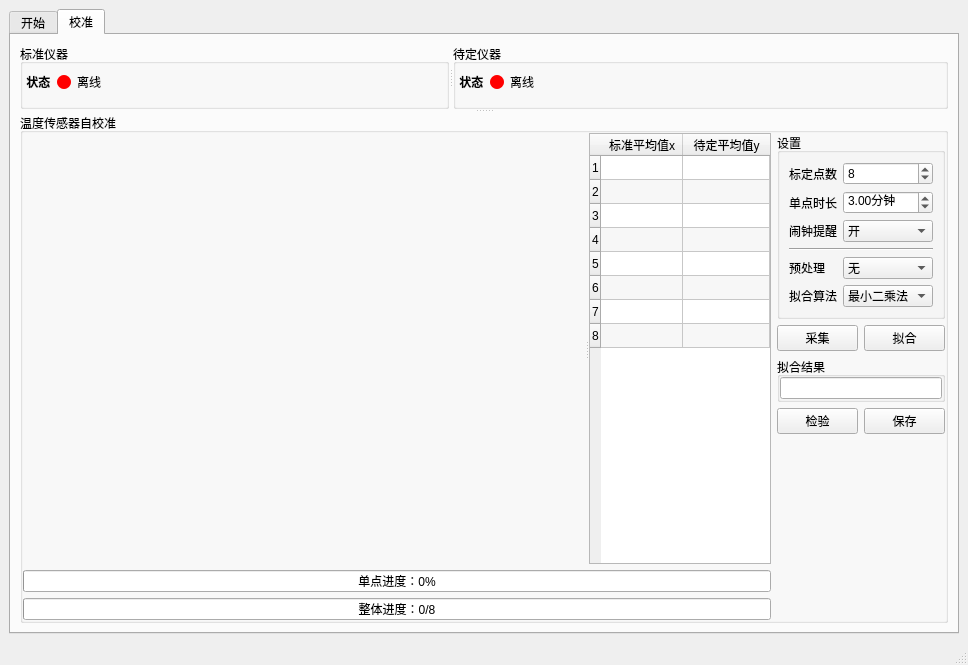
Old version of the form mainwindow.ui in the repository m-RNA/TemperatureSelfCorrectionBasedOnQtSerial.
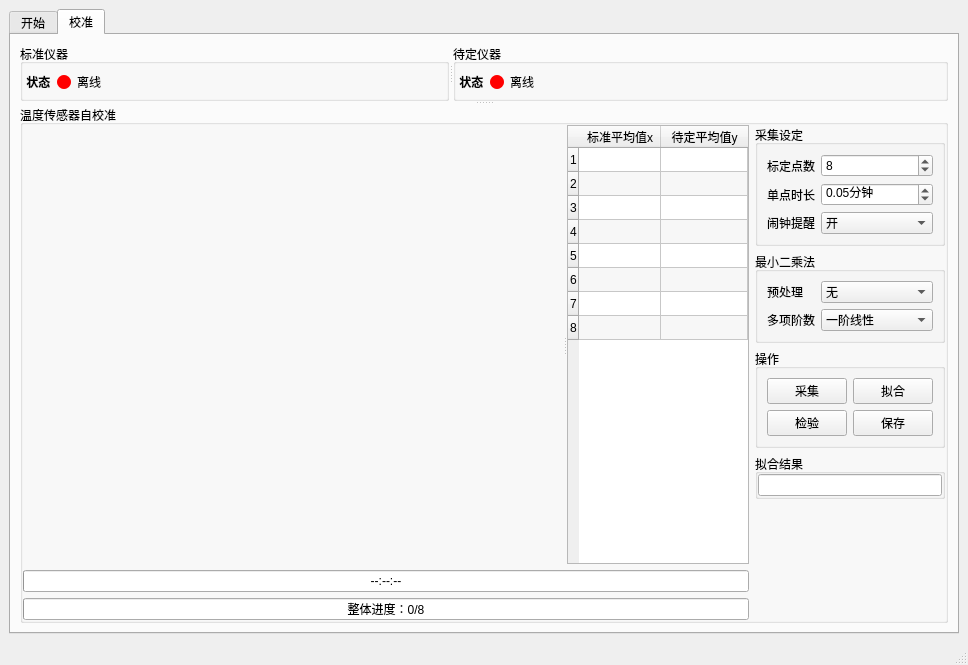
New version of the form. The open tabs and pages were chosen to show the change. Icons and pictures are not drawn. Custom widgets are drawn as their Qt base class.

Commit message: 实现部分校准界面交互，进度条与时间设定只用了一个定时器，误差很大，待优化

```diff
--- a/mainwindow.ui
+++ b/mainwindow.ui
@@ -28,7 +28,7 @@
     <item row="0" column="0">
      <widget class="QTabWidget" name="tabWidget_5">
       <property name="currentIndex">
-       <number>0</number>
+       <number>1</number>
       </property>
       <widget class="QWidget" name="tab_11">
        <attribute name="title">
@@ -156,7 +156,7 @@
               </layout>
              </item>
              <item>
-              <widget class="QCustomPlot" name="widget_4" native="true">
+              <widget class="CustomChart" name="wave_Std" native="true">
                <property name="sizePolicy">
                 <sizepolicy hsizetype="Preferred" vsizetype="MinimumExpanding">
                  <horstretch>0</horstretch>
@@ -251,7 +251,7 @@
               </layout>
              </item>
              <item>
-              <widget class="QCustomPlot" name="widget_5" native="true">
+              <widget class="CustomChart" name="wave_Dtm" native="true">
                <property name="sizePolicy">
                 <sizepolicy hsizetype="Preferred" vsizetype="MinimumExpanding">
                  <horstretch>0</horstretch>
@@ -287,7 +287,7 @@
                 <property name="orientation">
                  <enum>Qt::Horizontal</enum>
                 </property>
-                <widget class="QCustomPlot" name="widget_3" native="true"/>
+                <widget class="CustomChart" name="calibrationChart" native="true"/>
                 <widget class="QTableWidget" name="tableWidget">
                  <property name="sizePolicy">
                   <sizepolicy hsizetype="Preferred" vsizetype="Expanding">
@@ -400,7 +400,7 @@
                </widget>
               </item>
               <item>
-               <widget class="QProgressBar" name="progressBar">
+               <widget class="QProgressBar" name="pgsbSingle">
                 <property name="minimum">
                  <number>0</number>
                 </property>
@@ -413,13 +413,16 @@
                 <property name="alignment">
                  <set>Qt::AlignCenter</set>
                 </property>
+                <property name="invertedAppearance">
+                 <bool>false</bool>
+                </property>
                 <property name="format">
-                 <string>单点进度：%p%</string>
+                 <string>--:--:--</string>
                 </property>
                </widget>
               </item>
               <item>
-               <widget class="QProgressBar" name="progressBar_2">
+               <widget class="QProgressBar" name="pgsbSum">
                 <property name="maximum">
                  <number>8</number>
                 </property>
@@ -466,7 +469,7 @@
                   </sizepolicy>
                  </property>
                  <property name="title">
-                  <string>设置</string>
+                  <string>采集设定</string>
                  </property>
                  <layout class="QGridLayout" name="gridLayout_12">
                   <item row="0" column="0">
@@ -490,8 +493,8 @@
                      <property name="bottomMargin">
                       <number>0</number>
                      </property>
-                     <item row="3" column="0">
-                      <widget class="QLabel" name="label_21">
+                     <item row="2" column="0">
+                      <widget class="QLabel" name="label_17">
                        <property name="maximumSize">
                         <size>
                          <width>48</width>
@@ -499,23 +502,7 @@
                         </size>
                        </property>
                        <property name="text">
-                        <string>闹钟提醒</string>
-                       </property>
-                       <property name="alignment">
-                        <set>Qt::AlignLeading|Qt::AlignLeft|Qt::AlignVCenter</set>
-                       </property>
-                      </widget>
-                     </item>
-                     <item row="7" column="0">
-                      <widget class="QLabel" name="label_19">
-                       <property name="maximumSize">
-                        <size>
-                         <width>48</width>
-                         <height>16777215</height>
-                        </size>
-                       </property>
-                       <property name="text">
-                        <string>拟合算法</string>
+                        <string>单点时长</string>
                        </property>
                        <property name="alignment">
                         <set>Qt::AlignLeading|Qt::AlignLeft|Qt::AlignVCenter</set>
@@ -523,7 +510,7 @@
                       </widget>
                      </item>
                      <item row="2" column="1">
-                      <widget class="QDoubleSpinBox" name="doubleSpinBox">
+                      <widget class="QDoubleSpinBox" name="spbxSampleTime">
                        <property name="alignment">
                         <set>Qt::AlignLeading|Qt::AlignLeft|Qt::AlignVCenter</set>
                        </property>
@@ -533,8 +520,11 @@
                        <property name="suffix">
                         <string>分钟</string>
                        </property>
+                       <property name="decimals">
+                        <number>2</number>
+                       </property>
                        <property name="minimum">
-                        <double>0.100000000000000</double>
+                        <double>0.010000000000000</double>
                        </property>
                        <property name="maximum">
                         <double>60.000000000000000</double>
@@ -543,7 +533,42 @@
                         <double>0.100000000000000</double>
                        </property>
                        <property name="value">
-                        <double>3.000000000000000</double>
+                        <double>0.050000000000000</double>
+                       </property>
+                      </widget>
+                     </item>
+                     <item row="0" column="1">
+                      <widget class="QSpinBox" name="spbxSamplePointNum">
+                       <property name="alignment">
+                        <set>Qt::AlignLeading|Qt::AlignLeft|Qt::AlignVCenter</set>
+                       </property>
+                       <property name="suffix">
+                        <string/>
+                       </property>
+                       <property name="minimum">
+                        <number>2</number>
+                       </property>
+                       <property name="maximum">
+                        <number>50</number>
+                       </property>
+                       <property name="value">
+                        <number>8</number>
+                       </property>
+                      </widget>
+                     </item>
+                     <item row="3" column="0">
+                      <widget class="QLabel" name="label_21">
+                       <property name="maximumSize">
+                        <size>
+                         <width>48</width>
+                         <height>16777215</height>
+                        </size>
+                       </property>
+                       <property name="text">
+                        <string>闹钟提醒</string>
+                       </property>
+                       <property name="alignment">
+                        <set>Qt::AlignLeading|Qt::AlignLeft|Qt::AlignVCenter</set>
                        </property>
                       </widget>
                      </item>
@@ -563,29 +588,6 @@
                        </property>
                       </widget>
                      </item>
-                     <item row="4" column="0" colspan="2">
-                      <widget class="Line" name="line">
-                       <property name="orientation">
-                        <enum>Qt::Horizontal</enum>
-                       </property>
-                      </widget>
-                     </item>
-                     <item row="2" column="0">
-                      <widget class="QLabel" name="label_17">
-                       <property name="maximumSize">
-                        <size>
-                         <width>48</width>
-                         <height>16777215</height>
-                        </size>
-                       </property>
-                       <property name="text">
-                        <string>单点时长</string>
-                       </property>
-                       <property name="alignment">
-                        <set>Qt::AlignLeading|Qt::AlignLeft|Qt::AlignVCenter</set>
-                       </property>
-                      </widget>
-                     </item>
                      <item row="3" column="1">
                       <widget class="QComboBox" name="comboBox_7">
                        <item>
@@ -600,7 +602,19 @@
                        </item>
                       </widget>
                      </item>
-                     <item row="5" column="0">
+                    </layout>
+                   </widget>
+                  </item>
+                 </layout>
+                </widget>
+               </item>
+               <item>
+                <widget class="QGroupBox" name="groupBox">
+                 <property name="title">
+                  <string>最小二乘法</string>
+                 </property>
+                 <layout class="QGridLayout" name="gridLayout_3">
+                  <item row="0" column="0">
                       <widget class="QLabel" name="label_25">
                        <property name="maximumSize">
                         <size>
@@ -617,36 +631,6 @@
                       </widget>
                      </item>
                      <item row="0" column="1">
-                      <widget class="QSpinBox" name="spinBox_3">
-                       <property name="alignment">
-                        <set>Qt::AlignLeading|Qt::AlignLeft|Qt::AlignVCenter</set>
-                       </property>
-                       <property name="suffix">
-                        <string/>
-                       </property>
-                       <property name="minimum">
-                        <number>2</number>
-                       </property>
-                       <property name="maximum">
-                        <number>50</number>
-                       </property>
-                       <property name="value">
-                        <number>8</number>
-                       </property>
-                      </widget>
-                     </item>
-                     <item row="7" column="1">
-                      <widget class="QComboBox" name="comboBox_13">
-                       <item>
-                        <property name="text">
-                         <string>最小二乘法</string>
-                        </property>
-                       </item>
-                      </widget>
-                     </item>
-                     <item row="5" column="1">
-                      <layout class="QHBoxLayout" name="horizontalLayout_6">
-                       <item>
                         <widget class="QComboBox" name="comboBox_14">
                          <property name="sizePolicy">
                           <sizepolicy hsizetype="Preferred" vsizetype="Fixed">
@@ -666,18 +650,59 @@
                          </item>
                         </widget>
                        </item>
-                      </layout>
-                     </item>
-                    </layout>
+                  <item row="1" column="0">
+                   <widget class="QLabel" name="label_19">
+                    <property name="maximumSize">
+                     <size>
+                      <width>48</width>
+                      <height>16777215</height>
+                     </size>
+                    </property>
+                    <property name="text">
+                     <string>多项阶数</string>
+                    </property>
+                    <property name="alignment">
+                     <set>Qt::AlignLeading|Qt::AlignLeft|Qt::AlignVCenter</set>
+                    </property>
+                   </widget>
+                  </item>
+                  <item row="1" column="1">
+                   <widget class="QComboBox" name="comboBox_13">
+                    <item>
+                     <property name="text">
+                      <string>一阶线性</string>
+                     </property>
+                    </item>
+                    <item>
+                     <property name="text">
+                      <string>二阶抛物线</string>
+                     </property>
+                    </item>
+                    <item>
+                     <property name="text">
+                      <string>三阶</string>
+                     </property>
+                    </item>
+                    <item>
+                     <property name="text">
+                      <string>四阶</string>
+                     </property>
+                    </item>
                    </widget>
                   </item>
                  </layout>
                 </widget>
                </item>
                <item>
+                <widget class="QGroupBox" name="groupBox_2">
+                 <property name="title">
+                  <string>操作</string>
+                 </property>
+                 <layout class="QGridLayout" name="gridLayout_4">
+                  <item row="0" column="0">
                 <layout class="QHBoxLayout" name="horizontalLayout_23">
                  <item>
-                  <widget class="QPushButton" name="pushButton_23">
+                     <widget class="QPushButton" name="btnCollect">
                    <property name="text">
                     <string>采集</string>
                    </property>
@@ -700,35 +725,7 @@
                  </item>
                 </layout>
                </item>
-               <item>
-                <widget class="QGroupBox" name="groupBox_5">
-                 <property name="title">
-                  <string>拟合结果</string>
-                 </property>
-                 <layout class="QGridLayout" name="gridLayout_14">
-                  <property name="leftMargin">
-                   <number>0</number>
-                  </property>
-                  <property name="topMargin">
-                   <number>0</number>
-                  </property>
-                  <property name="rightMargin">
-                   <number>0</number>
-                  </property>
-                  <property name="bottomMargin">
-                   <number>0</number>
-                  </property>
-                  <item row="2" column="0">
-                   <widget class="QLineEdit" name="lineEdit_11">
-                    <property name="readOnly">
-                     <bool>true</bool>
-                    </property>
-                   </widget>
-                  </item>
-                 </layout>
-                </widget>
-               </item>
-               <item>
+                  <item row="1" column="0">
                 <layout class="QHBoxLayout" name="horizontalLayout_24">
                  <item>
                   <widget class="QPushButton" name="pushButton_25">
@@ -754,6 +751,37 @@
                  </item>
                 </layout>
                </item>
+                 </layout>
+                </widget>
+               </item>
+               <item>
+                <widget class="QGroupBox" name="groupBox_5">
+                 <property name="title">
+                  <string>拟合结果</string>
+                 </property>
+                 <layout class="QGridLayout" name="gridLayout_14">
+                  <property name="leftMargin">
+                   <number>0</number>
+                  </property>
+                  <property name="topMargin">
+                   <number>0</number>
+                  </property>
+                  <property name="rightMargin">
+                   <number>0</number>
+                  </property>
+                  <property name="bottomMargin">
+                   <number>0</number>
+                  </property>
+                  <item row="2" column="0">
+                   <widget class="QLineEdit" name="lineEdit_11">
+                    <property name="readOnly">
+                     <bool>true</bool>
+                    </property>
+                   </widget>
+                  </item>
+                 </layout>
+                </widget>
+               </item>
                <item>
                 <spacer name="verticalSpacer">
                  <property name="orientation">
@@ -794,9 +822,9 @@
  </widget>
  <customwidgets>
   <customwidget>
-   <class>QCustomPlot</class>
+   <class>CustomChart</class>
    <extends>QWidget</extends>
-   <header location="global">qcustomplot.h</header>
+   <header location="global">customchart.h</header>
    <container>1</container>
   </customwidget>
   <customwidget>
```
Lines whose indentation alone changed are shown as unchanged. The commit also changes 3 other files.
